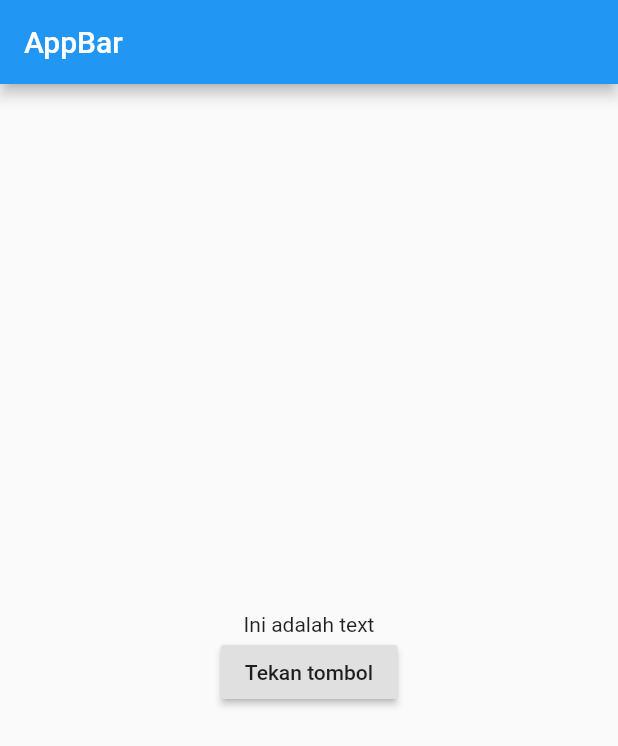
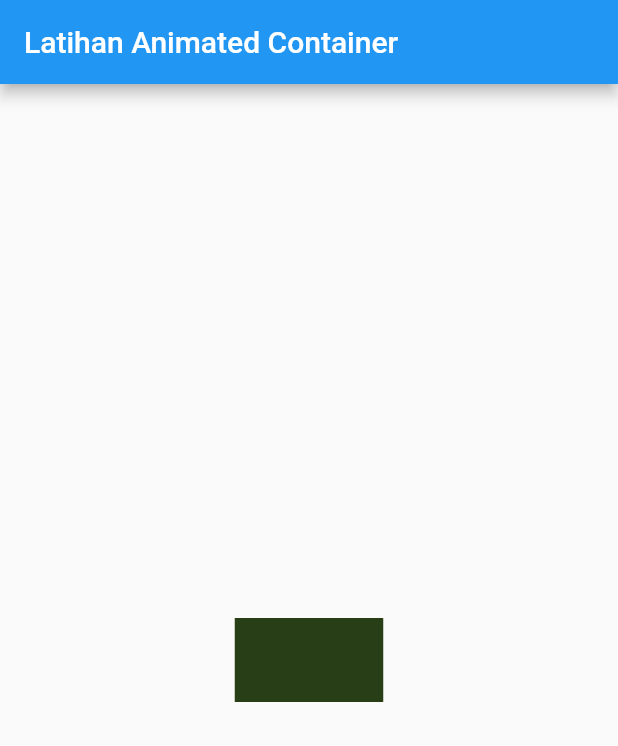
Before and after one commit to lukypurdiono/flutter, a Flutter app: the screen it shows after launch, on a phone screen of 412 x 824 dp. Shown: the top 746 px of the screen. Run offline on Flutter 3.47's test engine with Material 2 defaults, Android fonts, the phone set to English and light mode, and no system bars.

Commit message:
12 Latihan Animated Container

```diff
--- a/lib/main.dart
+++ b/lib/main.dart
@@ -1,3 +1,5 @@
+import 'dart:math';
+
 import 'package:flutter/material.dart';
 
 void main() => runApp(MyApp());
@@ -10,28 +12,30 @@ class MyApp extends StatefulWidget {
 }
 
 class _MyAppState extends State<MyApp> {
-  String message = "Ini adalah text";
+  Random random = Random();
   @override
   Widget build(BuildContext context) {
     return MaterialApp(
       home: Scaffold(
           appBar: AppBar(
-            title: Text('AppBar'),
+            title: Text('Latihan Animated Container'),
           ),
           body: Center(
-            child: Column(
-              mainAxisAlignment: MainAxisAlignment.center,
-              children: <Widget>[
-                Text(message),
-                RaisedButton(
-                  onPressed: () {
-                    setState(() {
-                      message = 'Tombol sudah ditekan';
-                    });
-                  },
-                  child: Text('Tekan tombol'),
-                )
-              ],
+            child: GestureDetector(
+              onTap: () {
+                setState(() {});
+              },
+              child: AnimatedContainer(
+                color: Color.fromARGB(
+                  255,
+                  random.nextInt(255),
+                  random.nextInt(255),
+                  random.nextInt(255),
+                ),
+                duration: Duration(seconds: 1),
+                width: 50.0 + random.nextInt(100),
+                height: 50.0 + random.nextInt(100),
+              ),
             ),
           )),
     );
```
